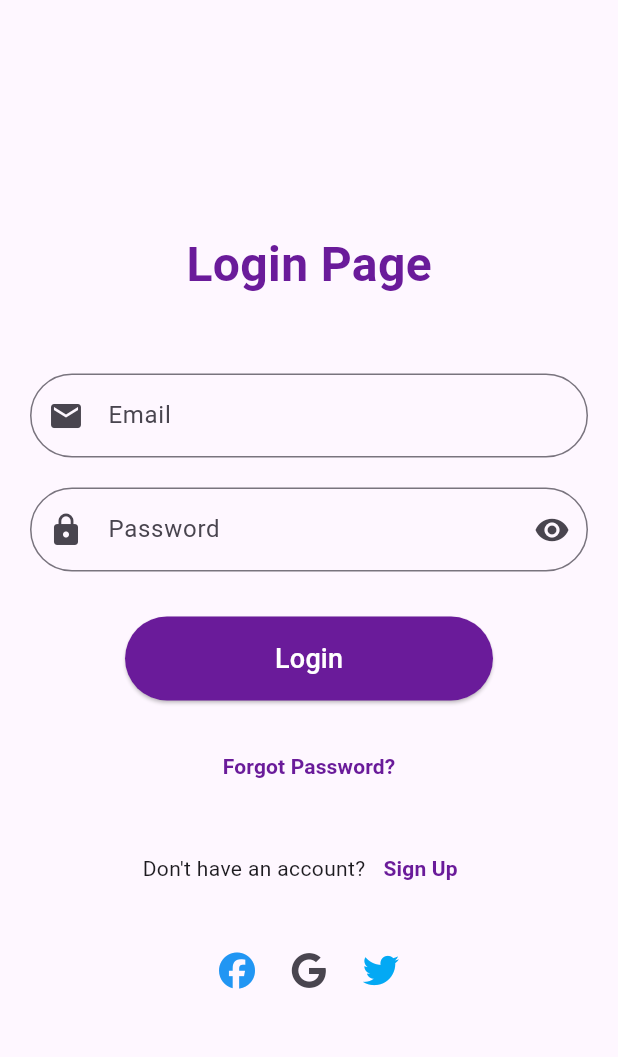
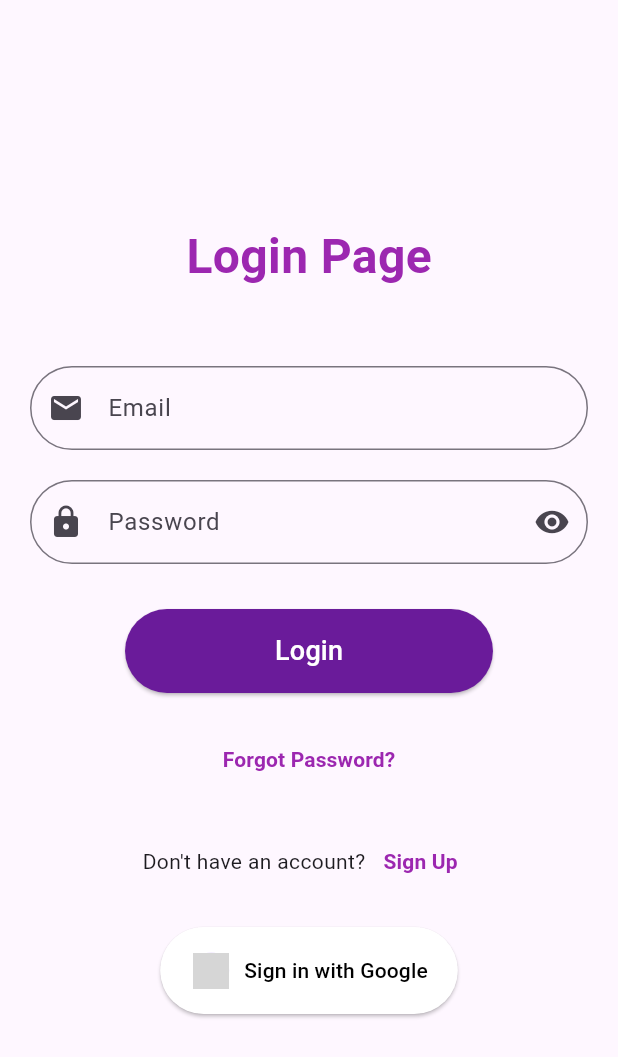
Before and after one commit to devi1262005/meet-app, a Flutter app: the screen it shows after launch, on a phone screen of 412 x 824 dp. Shown: the top 1057 px of the screen. Run offline on Flutter 3.47's test engine with Material 3 defaults, Android fonts, the phone set to English and light mode, and no system bars; our stand-ins replace font_awesome_flutter, google_fonts; grey boxes are pictures that could not be loaded.

Commit message:
Update login.dart

```diff
--- a/meet/lib/page/login.dart
+++ b/meet/lib/page/login.dart
@@ -1,6 +1,4 @@
 import 'package:flutter/material.dart';
-import 'package:font_awesome_flutter/font_awesome_flutter.dart';
-import 'package:meet/page/Home.dart';
 
 class LoginPage extends StatefulWidget {
   const LoginPage({super.key});
@@ -15,9 +13,17 @@ class _LoginPageState extends State<LoginPage> {
   bool _obscureText = true;
 
   void _login() {
+    // Add login logic here
     String email = _emailController.text;
     String password = _passwordController.text;
+
+    // For simplicity, just print the input
     print('Email: $email, Password: $password');
+  }
+
+  void _signInWithGoogle() {
+    // Add Google sign-in logic here
+    print('Sign in with Google');
   }
 
   @override
@@ -35,7 +41,7 @@ class _LoginPageState extends State<LoginPage> {
                   style: TextStyle(
                     fontSize: 32,
                     fontWeight: FontWeight.bold,
-                    color: Color.fromARGB(255, 106, 27, 154),
+                    color: Colors.purple,
                   ),
                 ),
                 const SizedBox(height: 50),
@@ -59,15 +65,13 @@ class _LoginPageState extends State<LoginPage> {
                     prefixIcon: const Icon(Icons.lock),
                     suffixIcon: IconButton(
                       icon: Icon(
-                        _obscureText
-                            ? Icons.visibility
-                            : Icons.visibility_off,
+                        _obscureText ? Icons.visibility : Icons.visibility_off,
                       ),
                       onPressed: () {
                         setState(() {
                           _obscureText = !_obscureText;
                         });
-                                },
+                      },
                     ),
                     border: OutlineInputBorder(
                       borderRadius: BorderRadius.circular(30.0),
@@ -76,10 +80,7 @@ class _LoginPageState extends State<LoginPage> {
                 ),
                 const SizedBox(height: 30),
                 ElevatedButton(
-                  onPressed: (){
-                             Navigator.pushReplacement(
-        context, MaterialPageRoute(builder: (context) => Home()));
-                  },
+                  onPressed: _login,
                   style: ElevatedButton.styleFrom(
                     backgroundColor: Colors.purple.shade800,
                     padding: const EdgeInsets.symmetric(
@@ -104,7 +105,7 @@ class _LoginPageState extends State<LoginPage> {
                   child: const Text(
                     'Forgot Password?',
                     style: TextStyle(
-                      color: Color.fromARGB(255, 106, 27, 154),
+                      color: Colors.purple,
                       fontWeight: FontWeight.bold,
                     ),
                   ),
@@ -121,7 +122,7 @@ class _LoginPageState extends State<LoginPage> {
                       child: const Text(
                         'Sign Up',
                         style: TextStyle(
-                          color: Color.fromARGB(255, 106, 27, 154),
+                          color: Colors.purple,
                           fontWeight: FontWeight.bold,
                         ),
                       ),
@@ -129,31 +130,32 @@ class _LoginPageState extends State<LoginPage> {
                   ],
                 ),
                 const SizedBox(height: 20),
-                Row(
-                  mainAxisAlignment: MainAxisAlignment.center,
-                  children: [
-                    IconButton(
-                      icon: const FaIcon(FontAwesomeIcons.facebook),
-                      color: Colors.blue,
-                      onPressed: () {
-                        // Add Facebook login functionality here
-                      },
+                ElevatedButton.icon(
+                  onPressed: _signInWithGoogle,
+                  icon: Container(
+                    padding: const EdgeInsets.all(2.0), // Border width
+                    decoration: BoxDecoration(
+                      color: Colors.white, // Border color
+                      shape: BoxShape.circle,
                     ),
-                    IconButton(
-                      icon: const FaIcon(FontAwesomeIcons.google),
-                      color: null, // Original color removed
-                      onPressed: () {
-                        // Add Google login functionality here
-                      },
+                    child: CircleAvatar(
+                      radius: 12,
+                      backgroundImage:
+                          AssetImage('assets/images/google.png'), // Replace with your image path
                     ),
-                    IconButton(
-                      icon: const FaIcon(FontAwesomeIcons.twitter),
-                      color: Colors.lightBlue,
-                      onPressed: () {
-                        // Add Twitter login functionality here
-                      },
+                  ),
+                  label: const Text(
+                    'Sign in with Google',
+                    style: TextStyle(color: Colors.black),
+                  ),
+                  style: ElevatedButton.styleFrom(
+                    backgroundColor: Colors.white,
+                    padding: const EdgeInsets.symmetric(
+                        horizontal: 20.0, vertical: 15.0),
+                    shape: RoundedRectangleBorder(
+                      borderRadius: BorderRadius.circular(30.0),
                     ),
-                  ],
+                  ),
                 ),
               ],
             ),
```
